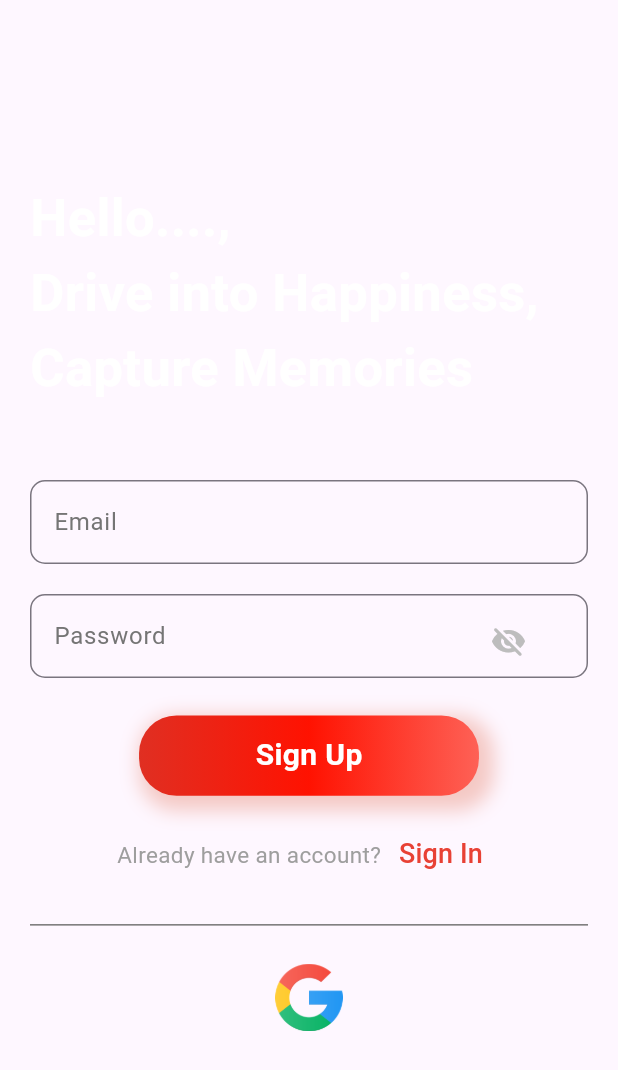
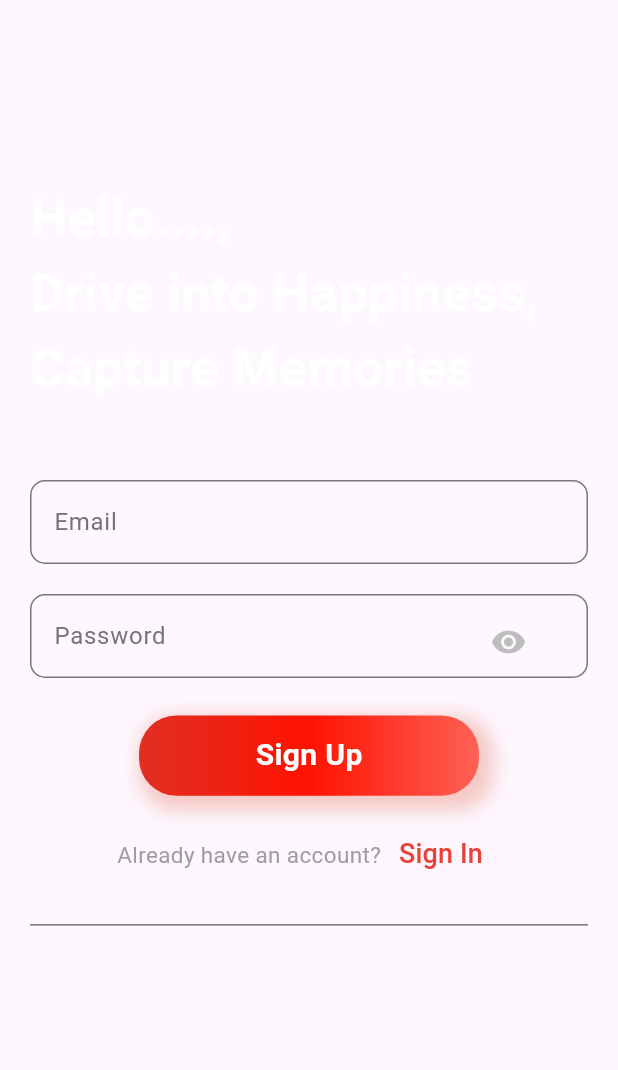
Before and after one commit to amalmohan123/Rent_a_Car, a Flutter app: the screen it shows after launch, after a tap on the "visibility" icon, on a phone screen of 412 x 824 dp. Shown: the top 1070 px of the screen. Run offline on Flutter 3.47's test engine with Material 3 defaults, Android fonts, the phone set to English and light mode, and no system bars; our stand-ins replace curved_navigation_bar, google_fonts; Roboto replaces fonts that are missing (Alata).

Commit message:
navbar+login

```diff
--- a/lib/view/login_page.dart
+++ b/lib/view/login_page.dart
@@ -1,5 +1,7 @@
 import 'package:flutter/material.dart';
 import 'package:google_fonts/google_fonts.dart';
+import 'package:provider/provider.dart';
+import 'package:rent_a_car/controller/login_provider/login_provider.dart';
 import 'package:rent_a_car/view/widgets/custom_button.dart';
 
 class LoginPage extends StatefulWidget {
@@ -11,10 +13,12 @@ class LoginPage extends StatefulWidget {
 
 class _LoginPageState extends State<LoginPage> {
   bool isSignIn = true;
-  bool isObscure = true;
+  // bool isObscure = true;
 
   @override
   Widget build(BuildContext context) {
+    final loginProvider = Provider.of<LoginProvider>(context, listen: false);
+
     Size size = MediaQuery.of(context).size;
     return Scaffold(
       body: SingleChildScrollView(
@@ -69,17 +73,14 @@ class _LoginPageState extends State<LoginPage> {
                     padding: const EdgeInsets.only(left: 295, top: 8),
                     child: IconButton(
                       icon: Icon(
-                        isObscure
+                        loginProvider.isObscure
                             ? Icons.visibility
                             : Icons.visibility_off_rounded,
                         color: Colors.grey.shade400,
                       ),
                       onPressed: () {
-                        setState(
-                          () {
-                            isObscure = !isObscure;
-                          },
-                        );
+                        Provider.of<LoginProvider>(context, listen: false)
+                            .isObscure;
                       },
                     ),
                   )
@@ -150,15 +151,15 @@ class _LoginPageState extends State<LoginPage> {
                       color: Colors.grey.shade600,
                     ),
                     const SizedBox(height: 18),
-                    GestureDetector(
-                      onTap: () {},
-                      child: SizedBox(
-                        height: 45,
-                        child: Image.asset(
-                          'assets/image/2993685_brand_brands_google_logo_logos_icon.png',
-                        ),
-                      ),
-                    )
+                    // GestureDetector(
+                    //   onTap: () {},
+                    //   child: SizedBox(
+                    //     height: 45,
+                    //     child: Image.asset(
+                    //       'assets/image/2993685_brand_brands_google_logo_logos_icon.png',
+                    //     ),
+                    //   ),
+                    // )
                   ],
                 ),
               ),
```
